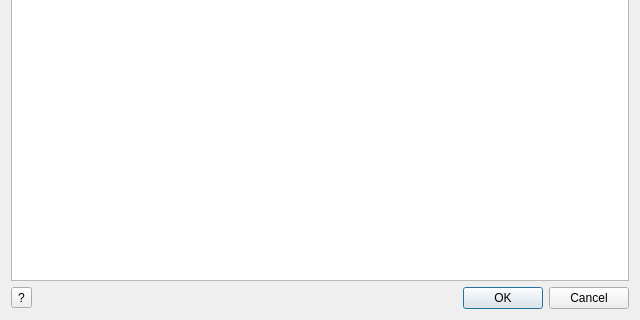
Before: the Qt Designer form gitfourchette/forms/rebasedialog.ui in weblate/gitfourchette, drawn with Qt 5; both pictures show x 0 to 640 and y 160 to 480 of the 640 by 480 pixel window.
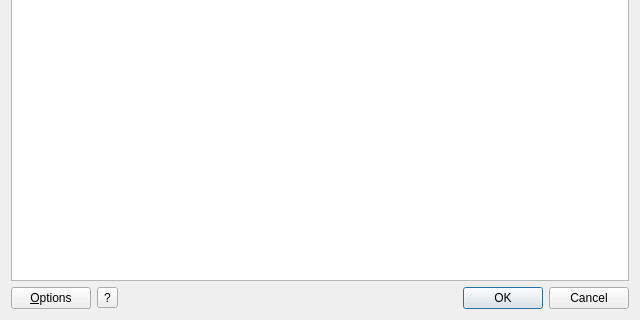
After: the same form once the commit is applied. Custom widgets are drawn as their Qt base class.

Commit message: Rebase: Date/time options

Patch:
```diff
--- a/gitfourchette/forms/rebasedialog.ui
+++ b/gitfourchette/forms/rebasedialog.ui
@@ -14,17 +14,7 @@
    <string>Rebase</string>
   </property>
   <layout class="QGridLayout">
-   <item row="1" column="0">
-    <widget class="QHintButton" name="toolButton">
-     <property name="toolTip">
-      <string>Drag and drop lines to rearrange them.</string>
-     </property>
-     <property name="text">
-      <string notr="true">?</string>
-     </property>
-    </widget>
-   </item>
-   <item row="1" column="1">
+   <item row="1" column="2">
     <widget class="QDialogButtonBox" name="buttonBox">
      <property name="orientation">
       <enum>Qt::Orientation::Horizontal</enum>
@@ -34,7 +24,24 @@
      </property>
     </widget>
    </item>
-   <item row="0" column="0" colspan="2">
+   <item row="1" column="1">
+    <widget class="QHintButton" name="toolButton">
+     <property name="toolTip">
+      <string>Drag and drop lines to rearrange them.</string>
+     </property>
+     <property name="text">
+      <string notr="true">?</string>
+     </property>
+    </widget>
+   </item>
+   <item row="1" column="0">
+    <widget class="QPushButton" name="optionsButton">
+     <property name="text">
+      <string>&amp;Options</string>
+     </property>
+    </widget>
+   </item>
+   <item row="0" column="0" colspan="3">
     <widget class="RebaseSequenceView" name="sequence">
      <property name="contextMenuPolicy">
       <enum>Qt::ContextMenuPolicy::CustomContextMenu</enum>
```
Left out of the diff: 5 changed lines with no effect on the pictures. The commit also changes 4 other files.
